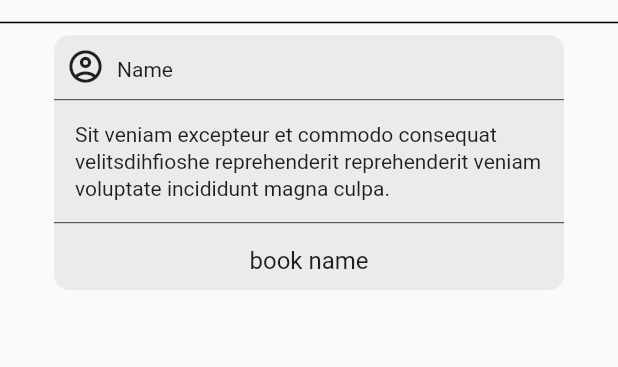
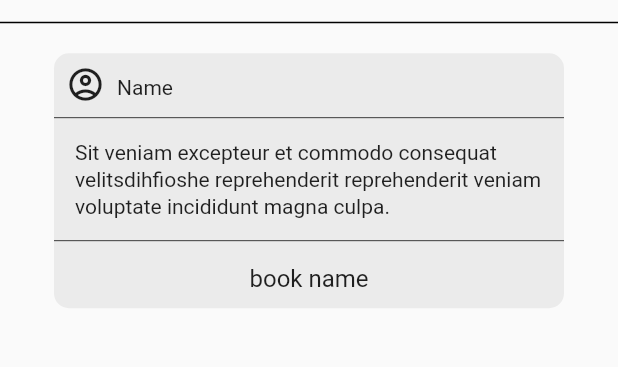
Before and after one commit to BrwaCs/elibrary, a Flutter app: the Review screen opened directly, on a phone screen of 412 x 824 dp, the part 63-430 px from its top. Run offline on Flutter 3.47's test engine with Material 2 defaults, Android fonts, the phone set to English and light mode, and no system bars; our stand-ins replace cloud_firestore, firebase_auth, firebase_core, firebase_storage, fluttertoast, get and 2 more; accounts and stored records are empty.

Commit message:
fix some problems

```diff
--- a/lib/Screens/pages/review.dart
+++ b/lib/Screens/pages/review.dart
@@ -59,7 +59,7 @@ bottom: PreferredSize(
         children: [
           Center(
             child: Padding(
-              padding: const EdgeInsets.all(8.0),
+              padding: const EdgeInsets.all(20.0),
               child: Container(
                 height: 170,
                 width: 340,
--- a/lib/Screens/pages/setting.dart
+++ b/lib/Screens/pages/setting.dart
@@ -72,7 +72,7 @@ bottom: PreferredSize(
                   ) ,
                   ),
             Padding(
-              padding: const EdgeInsets.only(left:210.0,top:10.0,),
+              padding: const EdgeInsets.only(left:180.0,top:10.0,),
               child: IconButton(
                 icon: const Icon(Icons.lightbulb),
                 onPressed: () {
```
